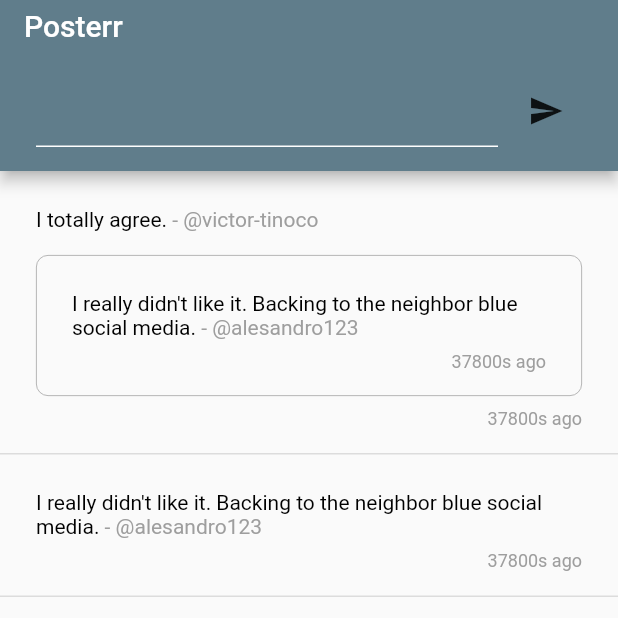
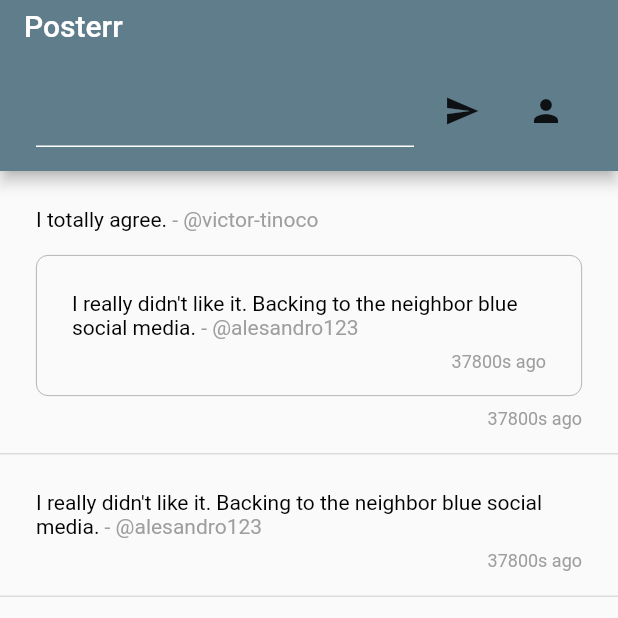
Before and after one commit to victor-tinoco/posterr, a Flutter app: the screen it shows after launch, on a phone screen of 412 x 824 dp, the top half of it. Run offline on Flutter 3.47's test engine with Material 2 defaults, Android fonts, the phone set to English and light mode, and no system bars; our stand-ins replace flutter_bloc, freezed_annotation; generated files the repository leaves out were written again.

Commit message:
Add a timeline component and migrate bloc path

```diff
--- a/lib/ui/pages/home/home_page.dart
+++ b/lib/ui/pages/home/home_page.dart
@@ -3,9 +3,8 @@ import 'package:flutter_bloc/flutter_bloc.dart';
 import 'package:posterr/data/repositories/auth.dart';
 import 'package:posterr/data/repositories/content.dart';
 import 'package:posterr/domain/domain.dart';
-import 'package:posterr/ui/blocs/timeline/timeline_bloc.dart';
-import 'package:posterr/ui/blocs/timeline/timeline_event.dart';
-import 'package:posterr/ui/blocs/timeline/timeline_state.dart';
+import 'package:posterr/ui/pages/profile/profile_page.dart';
+import 'package:posterr/ui/widgets/timeline/timeline.dart';
 
 class HomePage extends StatefulWidget {
   const HomePage({Key? key}) : super(key: key);
@@ -67,38 +66,19 @@ class _HomePageState extends State<HomePage> {
                           sharePostTextController.clear();
                         },
                       ),
+                      const SizedBox(width: 8.0),
+                      IconButton(
+                        icon: const Icon(Icons.person),
+                        onPressed: () {
+                          Navigator.of(context).pushNamed(ProfilePage.routeName);
+                        },
+                      ),
                     ],
                   ),
                 ),
               ),
             ),
-            body: BlocBuilder<TimelineBloc, TimelineState>(
-              builder: (context, state) {
-                if (state.contentList.isEmpty) {
-                  switch (state.status) {
-                    case TimelineStatus.loading:
-                      return const Center(child: CircularProgressIndicator());
-                    case TimelineStatus.failure:
-                      return const Center(child: Text('Something went wrong, try again later.'));
-                    case TimelineStatus.success:
-                      return const Center(child: Text('Empty timeline, try sharing some content.'));
-                  }
-                } else {
-                  return ListView.separated(
-                    itemCount: state.contentList.length,
-                    separatorBuilder: (context, index) => const Divider(height: 1, thickness: 1),
-                    itemBuilder: (context, index) {
-                      return state.contentList[index].map(
-                        post: PostCard.new,
-                        repost: RepostCard.new,
-                        quotePost: PostCard.quote,
-                      );
-                    },
-                  );
-                  // TODO(victor-tinoco): Add pagination.
-                }
-              },
-            ),
+            body: const Timeline(),
           );
         },
       ),
--- /dev/null
+++ b/lib/ui/widgets/timeline/timeline.dart
@@ -0,0 +1,146 @@
+import 'package:flutter/material.dart';
+import 'package:flutter_bloc/flutter_bloc.dart';
+import 'package:posterr/domain/domain.dart';
+
+import 'bloc/timeline_bloc.dart';
+import 'bloc/timeline_state.dart';
+
+export 'bloc/timeline_bloc.dart';
+export 'bloc/timeline_event.dart';
+export 'bloc/timeline_state.dart';
+
+/// A timeline visual component.
+///
+/// Shows a list of content, and correlated states.
+///
+/// Depends on a [TimelineBloc] for building its state.
+class Timeline extends StatelessWidget {
+  const Timeline({Key? key}) : super(key: key);
+
+  @override
+  Widget build(BuildContext context) {
+    return BlocBuilder<TimelineBloc, TimelineState>(
+      builder: (context, state) {
+        if (state.contentList.isEmpty) {
+          switch (state.status) {
+            case TimelineStatus.loading:
+              return const Center(child: CircularProgressIndicator());
+            case TimelineStatus.failure:
+              return const Center(child: Text('Something went wrong, try again later.'));
+            case TimelineStatus.success:
+              return const Center(child: Text('Empty timeline, try sharing some content.'));
+          }
+        } else {
+          return ListView.separated(
+            itemCount: state.contentList.length,
+            separatorBuilder: (context, index) => const Divider(height: 1, thickness: 1),
+            itemBuilder: (context, index) {
+              return state.contentList[index].map(
+                post: PostCard.new,
+                repost: RepostCard.new,
+                quotePost: PostCard.quote,
+              );
+            },
+          );
+          // TODO(victor-tinoco): Add pagination.
+        }
+      },
+    );
+  }
+}
+
+class PostCard extends StatelessWidget {
+  const PostCard(this.post, {Key? key, this.child}) : super(key: key);
+
+  PostCard.quote(
+    QuotePost quotePost, {
+    Key? key,
+  })  : post = Post(author: quotePost.author, message: quotePost.message, postedAt: quotePost.postedAt),
+        child = DecoratedBox(
+          decoration: BoxDecoration(
+            border: Border.all(color: Colors.grey, width: 0.5),
+            borderRadius: const BorderRadius.all(Radius.circular(8.0)),
+          ),
+          child: PostCard(quotePost.post),
+        ),
+        super(key: key);
+
+  final Post post;
+
+  // An optional middle widget, placed between the message and the post time.
+  final Widget? child;
+
+  @override
+  Widget build(BuildContext context) {
+    final child = this.child;
+
+    return Padding(
+      padding: const EdgeInsets.all(24.0) - const EdgeInsets.only(bottom: 8.0),
+      child: Column(
+        crossAxisAlignment: CrossAxisAlignment.start,
+        children: [
+          RichText(
+            text: TextSpan(style: const TextStyle(color: Colors.black), children: [
+              TextSpan(
+                text: post.message,
+              ),
+              TextSpan(
+                text: ' - @${post.author.username}',
+                style: const TextStyle(color: Colors.grey),
+              ),
+            ]),
+          ),
+          if (child != null) ...[
+            const SizedBox(height: 16.0),
+            child,
+          ],
+          const SizedBox(height: 8.0),
+          Align(
+            alignment: Alignment.bottomRight,
+            child: Text(
+              // TODO(victor-tinoco): Improve this formatting instead of jus take seconds.
+              '${DateTime.now().difference(post.postedAt).inSeconds}s ago',
+              style: const TextStyle(fontSize: 12.0, color: Colors.grey),
+            ),
+          ),
+        ],
+      ),
+    );
+  }
+}
+
+class RepostCard extends StatelessWidget {
+  const RepostCard(this.repost, {Key? key}) : super(key: key);
+
+  final Repost repost;
+
+  @override
+  Widget build(BuildContext context) {
+    return Padding(
+      padding: const EdgeInsets.all(16.0),
+      child: Column(
+        crossAxisAlignment: CrossAxisAlignment.start,
+        children: [
+          Row(
+            children: [
+              Text(
+                '@${repost.author.username} reposted',
+                style: const TextStyle(color: Colors.grey),
+              ),
+              const SizedBox(width: 4.0),
+              const Icon(Icons.restart_alt, color: Colors.grey, size: 16.0),
+            ],
+          ),
+          const SizedBox(height: 8.0),
+          DecoratedBox(
+            decoration: BoxDecoration(
+              border: Border.all(color: Colors.grey, width: 0.5),
+              borderRadius: const BorderRadius.all(Radius.circular(8.0)),
+            ),
+            child: PostCard(repost.originalPost),
+          ),
+        ],
+      ),
+    );
+  }
+}
```
Also changed, not shown: lib/ui/widgets/timeline/bloc/timeline_bloc.dart (renamed from lib/ui/blocs/timeline/timeline_bloc.dart), lib/ui/widgets/timeline/bloc/timeline_event.dart (renamed from lib/ui/blocs/timeline/timeline_event.dart), lib/ui/widgets/timeline/bloc/timeline_state.dart (renamed from lib/ui/blocs/timeline/timeline_state.dart).
